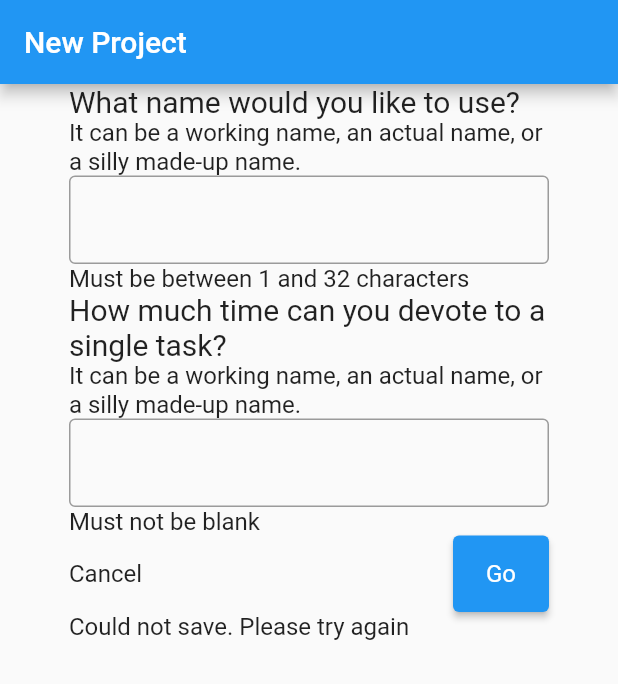
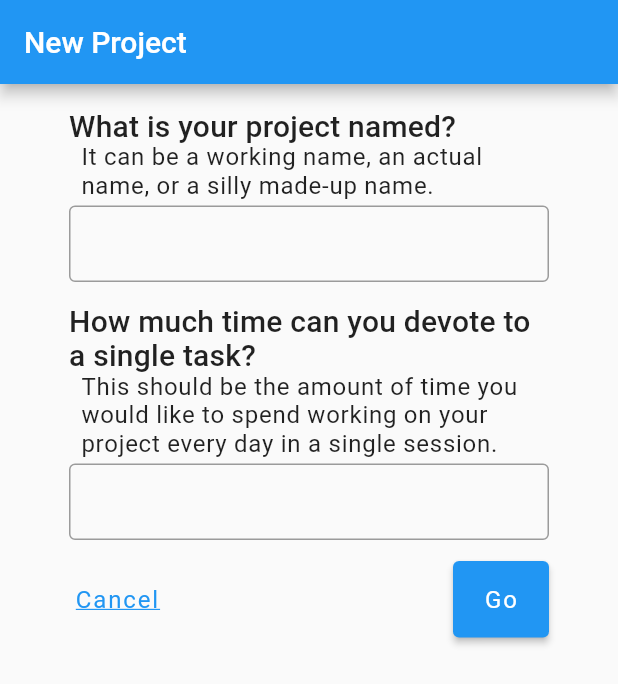
Before and after one commit to appgardenstudios/momentum, a Flutter app: the screen it shows after launch, after a tap on "Create Project", on a phone screen of 412 x 824 dp. Shown: the top 684 px of the screen. Run offline on Flutter 3.47's test engine with Material 2 defaults, Android fonts, the phone set to English and light mode, and no system bars.

Commit message:
clean up new project page formatting

```diff
--- a/app/lib/boring.dart
+++ b/app/lib/boring.dart
@@ -1,4 +1,6 @@
 import 'package:flutter/material.dart';
+
+// https://material.io/design/typography/the-type-system.html#type-scale
 
 class BoringH1 extends StatelessWidget {
   const BoringH1(this.text, {Key? key, this.textAlign = TextAlign.start})
@@ -11,7 +13,8 @@ class BoringH1 extends StatelessWidget {
   Widget build(BuildContext context) {
     return Text(
       text,
-      style: const TextStyle(fontSize: 24),
+      style: const TextStyle(
+          fontSize: 96, fontWeight: FontWeight.w300, letterSpacing: -1.5),
       textAlign: textAlign,
     );
   }
@@ -28,22 +31,151 @@ class BoringH2 extends StatelessWidget {
   Widget build(BuildContext context) {
     return Text(
       text,
-      style: const TextStyle(fontSize: 20),
+      style: const TextStyle(
+          fontSize: 60, fontWeight: FontWeight.w300, letterSpacing: -0.5),
       textAlign: textAlign,
     );
   }
 }
 
-class BoringP extends StatelessWidget {
-  const BoringP(this.text, {Key? key}) : super(key: key);
+class BoringH3 extends StatelessWidget {
+  const BoringH3(this.text, {Key? key, this.textAlign = TextAlign.start})
+      : super(key: key);
 
   final String text;
+  final TextAlign textAlign;
 
   @override
   Widget build(BuildContext context) {
     return Text(
       text,
-      style: const TextStyle(fontSize: 16),
+      style: const TextStyle(fontSize: 48, fontWeight: FontWeight.w400),
+      textAlign: textAlign,
+    );
+  }
+}
+
+class BoringH4 extends StatelessWidget {
+  const BoringH4(this.text, {Key? key, this.textAlign = TextAlign.start})
+      : super(key: key);
+
+  final String text;
+  final TextAlign textAlign;
+
+  @override
+  Widget build(BuildContext context) {
+    return Text(
+      text,
+      style: const TextStyle(
+          fontSize: 34, fontWeight: FontWeight.w400, letterSpacing: 0.25),
+      textAlign: textAlign,
+    );
+  }
+}
+
+class BoringH5 extends StatelessWidget {
+  const BoringH5(this.text, {Key? key, this.textAlign = TextAlign.start})
+      : super(key: key);
+
+  final String text;
+  final TextAlign textAlign;
+
+  @override
+  Widget build(BuildContext context) {
+    return Text(
+      text,
+      style: const TextStyle(fontSize: 24, fontWeight: FontWeight.w400),
+      textAlign: textAlign,
+    );
+  }
+}
+
+class BoringH6 extends StatelessWidget {
+  const BoringH6(this.text, {Key? key, this.textAlign = TextAlign.start})
+      : super(key: key);
+
+  final String text;
+  final TextAlign textAlign;
+
+  @override
+  Widget build(BuildContext context) {
+    return Text(
+      text,
+      style: const TextStyle(
+          fontSize: 20, fontWeight: FontWeight.w500, letterSpacing: 0.15),
+      textAlign: textAlign,
+    );
+  }
+}
+
+class BoringSubtitle extends StatelessWidget {
+  const BoringSubtitle(this.text, {Key? key, this.textAlign = TextAlign.start})
+      : super(key: key);
+
+  final String text;
+  final TextAlign textAlign;
+
+  @override
+  Widget build(BuildContext context) {
+    return Text(
+      text,
+      style: const TextStyle(
+          fontSize: 14, fontWeight: FontWeight.w500, letterSpacing: 0.1),
+      textAlign: textAlign,
+    );
+  }
+}
+
+class BoringText extends StatelessWidget {
+  const BoringText(this.text, {Key? key, this.textAlign = TextAlign.start})
+      : super(key: key);
+
+  final String text;
+  final TextAlign textAlign;
+
+  @override
+  Widget build(BuildContext context) {
+    return Text(
+      text,
+      style: const TextStyle(
+          fontSize: 16, fontWeight: FontWeight.w400, letterSpacing: 0.5),
+      textAlign: textAlign,
+    );
+  }
+}
+
+class BoringCaption extends StatelessWidget {
+  const BoringCaption(this.text, {Key? key, this.textAlign = TextAlign.start})
+      : super(key: key);
+
+  final String text;
+  final TextAlign textAlign;
+
+  @override
+  Widget build(BuildContext context) {
+    return Text(
+      text,
+      style: const TextStyle(
+          fontSize: 12, fontWeight: FontWeight.w400, letterSpacing: 0.4),
+      textAlign: textAlign,
+    );
+  }
+}
+
+class BoringOverline extends StatelessWidget {
+  const BoringOverline(this.text, {Key? key, this.textAlign = TextAlign.start})
+      : super(key: key);
+
+  final String text;
+  final TextAlign textAlign;
+
+  @override
+  Widget build(BuildContext context) {
+    return Text(
+      text,
+      style: const TextStyle(
+          fontSize: 10, fontWeight: FontWeight.w400, letterSpacing: 1.5),
+      textAlign: textAlign,
     );
   }
 }
@@ -54,9 +186,12 @@ class BoringInput extends StatelessWidget {
   @override
   Widget build(BuildContext context) {
     return const TextField(
+      style: TextStyle(
+          fontSize: 16, fontWeight: FontWeight.w400, letterSpacing: 0.5),
       decoration: InputDecoration(
         border: OutlineInputBorder(),
         labelText: '',
+        contentPadding: EdgeInsets.symmetric(vertical: 16, horizontal: 16),
       ),
     );
   }
@@ -70,11 +205,8 @@ enum BoringButtonRole {
 }
 
 class BoringButton extends StatelessWidget {
-  const BoringButton(
-      {Key? key,
-      this.text = '',
-      this.role = BoringButtonRole.primary,
-      this.onPressed})
+  const BoringButton(this.text,
+      {Key? key, this.role = BoringButtonRole.primary, this.onPressed})
       : super(key: key);
 
   final String text;
@@ -85,7 +217,8 @@ class BoringButton extends StatelessWidget {
   Widget build(BuildContext context) {
     return ElevatedButton(
       style: ElevatedButton.styleFrom(
-        textStyle: const TextStyle(fontSize: 16),
+        textStyle: const TextStyle(
+            fontSize: 16, fontWeight: FontWeight.w400, letterSpacing: 1.25),
         padding: const EdgeInsets.all(16.0),
       ),
       onPressed: onPressed,
@@ -93,3 +226,28 @@ class BoringButton extends StatelessWidget {
     );
   }
 }
+
+class BoringLink extends StatelessWidget {
+  const BoringLink(this.text, {Key? key, this.onPressed}) : super(key: key);
+
+  final String text;
+  final void Function()? onPressed;
+
+  @override
+  Widget build(BuildContext context) {
+    return TextButton(
+      style: TextButton.styleFrom(
+        textStyle: const TextStyle(
+            fontSize: 16, fontWeight: FontWeight.w400, letterSpacing: 1.25),
+        padding: const EdgeInsets.all(0.0),
+      ),
+      onPressed: onPressed,
+      child: Text(
+        text,
+        style: const TextStyle(
+          decoration: TextDecoration.underline,
+        ),
+      ),
+    );
+  }
+}
--- a/app/lib/main.dart
+++ b/app/lib/main.dart
@@ -82,10 +82,9 @@ class AppRouterDelegate extends RouterDelegate<AppRoutePath>
     return Navigator(
       key: navigatorKey,
       pages: [
-        if (currentConfiguration.isNewProjectPage)
-          const NewProjectPage()
-        else
-          HomePage(this),
+        HomePage(this),
+        if (currentConfiguration.isNewProjectPage) NewProjectPage(this)
+        // else
       ],
       onPopPage: (route, result) {
         if (!route.didPop(result)) {
--- a/app/lib/page/home.dart
+++ b/app/lib/page/home.dart
@@ -47,12 +47,12 @@ class _HomeWidgetState extends State<HomeWidget> {
             Container(
                 constraints: const BoxConstraints(minWidth: 100, maxWidth: 300),
                 margin: const EdgeInsets.only(bottom: 32.0),
-                child: const BoringH1(
+                child: const BoringText(
                   'Momentum helps you break a project down into bite-sized pieces so you can work on it every single day.',
                   textAlign: TextAlign.center,
                 )),
             BoringButton(
-              text: 'Create Project',
+              'Create Project',
               onPressed: _createProject,
             ),
           ],
--- a/app/lib/page/new_project.dart
+++ b/app/lib/page/new_project.dart
@@ -1,23 +1,38 @@
 import 'package:flutter/material.dart';
 
+import 'package:momentum/main.dart';
 import 'package:momentum/boring.dart';
 
 class NewProjectPage extends Page {
-  const NewProjectPage({Key? key}) : super(key: const ValueKey("/new-project"));
+  const NewProjectPage(this.d, {Key? key})
+      : super(key: const ValueKey("/new-project"));
+
+  final AppRouterDelegate d;
 
   @override
   Route createRoute(BuildContext context) {
     return MaterialPageRoute(
       settings: this,
       builder: (BuildContext context) {
-        return const NewPageScreen();
+        return NewPageScreen(d);
       },
     );
   }
 }
 
-class NewPageScreen extends StatelessWidget {
-  const NewPageScreen({Key? key}) : super(key: key);
+class NewPageScreen extends StatefulWidget {
+  const NewPageScreen(this.d, {Key? key}) : super(key: key);
+
+  final AppRouterDelegate d;
+
+  @override
+  State<NewPageScreen> createState() => _NewPageScreenState();
+}
+
+class _NewPageScreenState extends State<NewPageScreen> {
+  final String nameError = '';
+  final String timeError = '';
+  final String saveError = '';
 
   @override
   Widget build(BuildContext context) {
@@ -25,6 +40,7 @@ class NewPageScreen extends StatelessWidget {
       appBar: AppBar(
         title: const Text('New Project'),
         centerTitle: false,
+        automaticallyImplyLeading: false,
       ),
       body: Center(
         child: Container(
@@ -36,25 +52,42 @@ class NewPageScreen extends StatelessWidget {
             ),
             child: ListView(
               children: [
-                const BoringH2('What name would you like to use?'),
-                const BoringP(
-                    'It can be a working name, an actual name, or a silly made-up name.'),
-                const BoringInput(),
-                const BoringP('Must be between 1 and 32 characters'),
-                const BoringH2(
+                const Padding(
+                    padding: EdgeInsets.only(top: 16),
+                    child: BoringH6('What is your project named?')),
+                const Padding(
+                    padding: EdgeInsets.only(left: 8),
+                    child: BoringText(
+                        'It can be a working name, an actual name, or a silly made-up name.')),
+                const Padding(
+                  padding: EdgeInsets.only(top: 4),
+                  child: BoringInput(),
+                ),
+                BoringCaption(nameError),
+                const BoringH6(
                     'How much time can you devote to a single task?'),
-                const BoringP(
-                    'It can be a working name, an actual name, or a silly made-up name.'),
-                const BoringInput(),
-                const BoringP('Must not be blank'),
+                const Padding(
+                    padding: EdgeInsets.only(left: 8),
+                    child: BoringText(
+                        'This should be the amount of time you would like to spend working on your project every day in a single session.')),
+                const Padding(
+                  padding: EdgeInsets.only(top: 4),
+                  child: BoringInput(),
+                ),
+                BoringCaption(timeError),
                 Row(
                   children: [
-                    const BoringP('Cancel'),
+                    BoringLink('Cancel',
+                        onPressed: () =>
+                            {widget.d.navigate(AppRoutePath.home)}),
                     const Spacer(),
-                    BoringButton(text: 'Go', onPressed: () => {})
+                    BoringButton('Go', onPressed: () => {})
                   ],
                 ),
-                const BoringP('Could not save. Please try again'),
+                BoringCaption(
+                  saveError,
+                  textAlign: TextAlign.end,
+                ),
               ],
             )),
       ),
```
Also changed, not shown: 12 other files.
